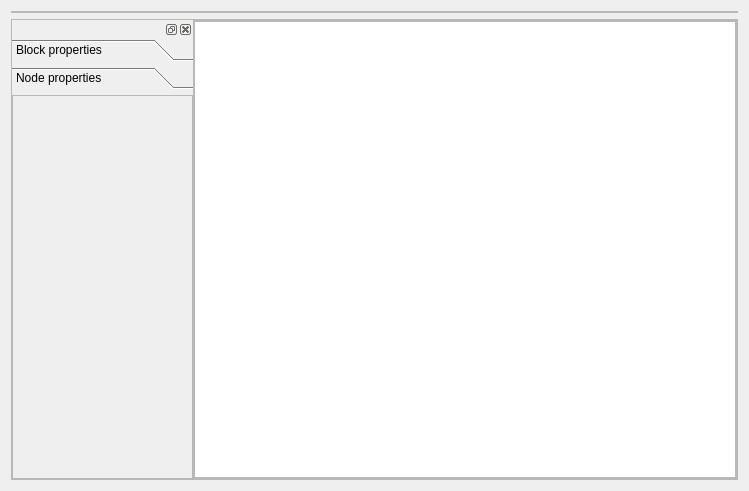
cccZone/tamy, file Code/Editor/TamyEditor/materialeditor.ui: the form before one commit.
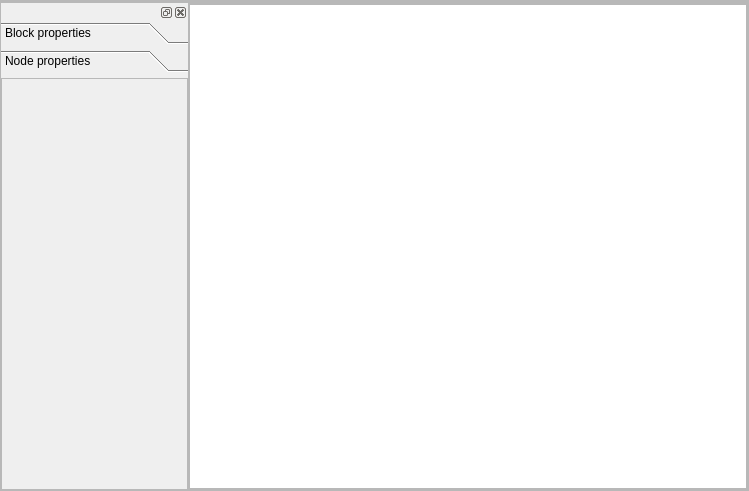
The form after the commit.

Patch:
```diff
--- a/Code/Editor/TamyEditor/materialeditor.ui
+++ b/Code/Editor/TamyEditor/materialeditor.ui
@@ -14,6 +14,12 @@
    <string>Form</string>
   </property>
   <layout class="QVBoxLayout" name="verticalLayout_5">
+   <property name="spacing">
+    <number>0</number>
+   </property>
+   <property name="margin">
+    <number>0</number>
+   </property>
    <item>
     <widget class="QFrame" name="toolbarFrame">
      <property name="frameShape">
@@ -105,8 +111,8 @@
               <rect>
                <x>0</x>
                <y>0</y>
-               <width>182</width>
-               <height>387</height>
+               <width>187</width>
+               <height>411</height>
               </rect>
              </property>
              <attribute name="label">
@@ -129,8 +135,8 @@
                   <rect>
                    <x>0</x>
                    <y>0</y>
-                   <width>180</width>
-                   <height>385</height>
+                   <width>185</width>
+                   <height>409</height>
                   </rect>
                  </property>
                 </widget>
@@ -154,8 +160,8 @@
           <rect>
            <x>0</x>
            <y>0</y>
-           <width>545</width>
-           <height>461</height>
+           <width>558</width>
+           <height>485</height>
           </rect>
          </property>
          <layout class="QHBoxLayout" name="horizontalLayout_2">
```
